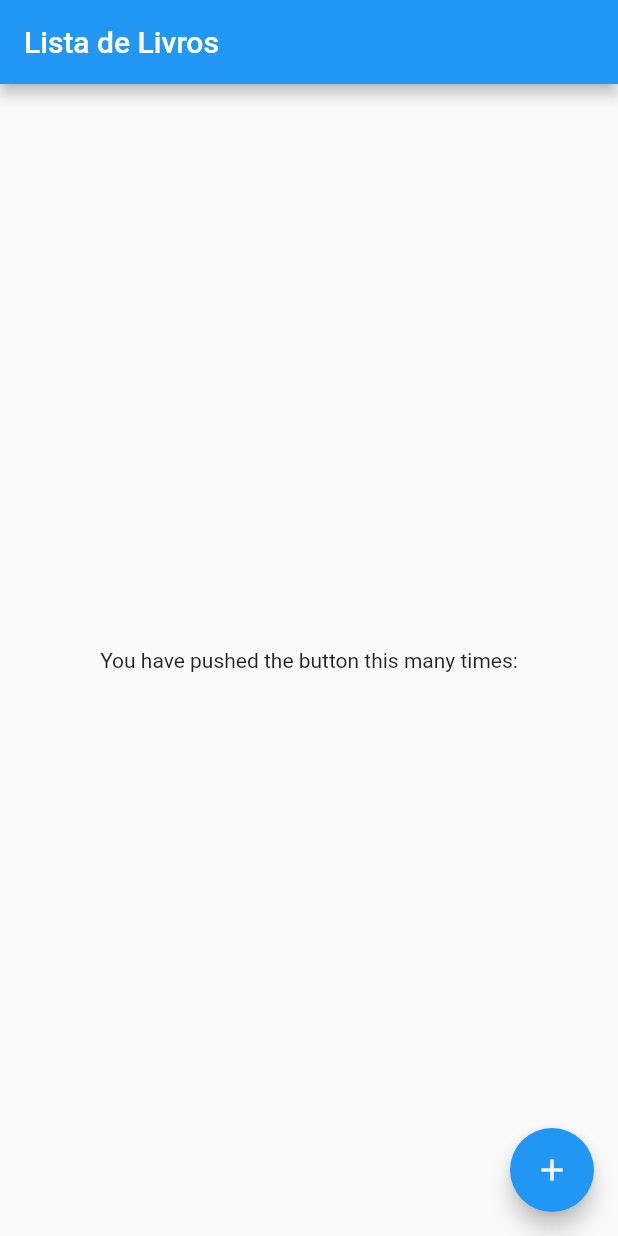
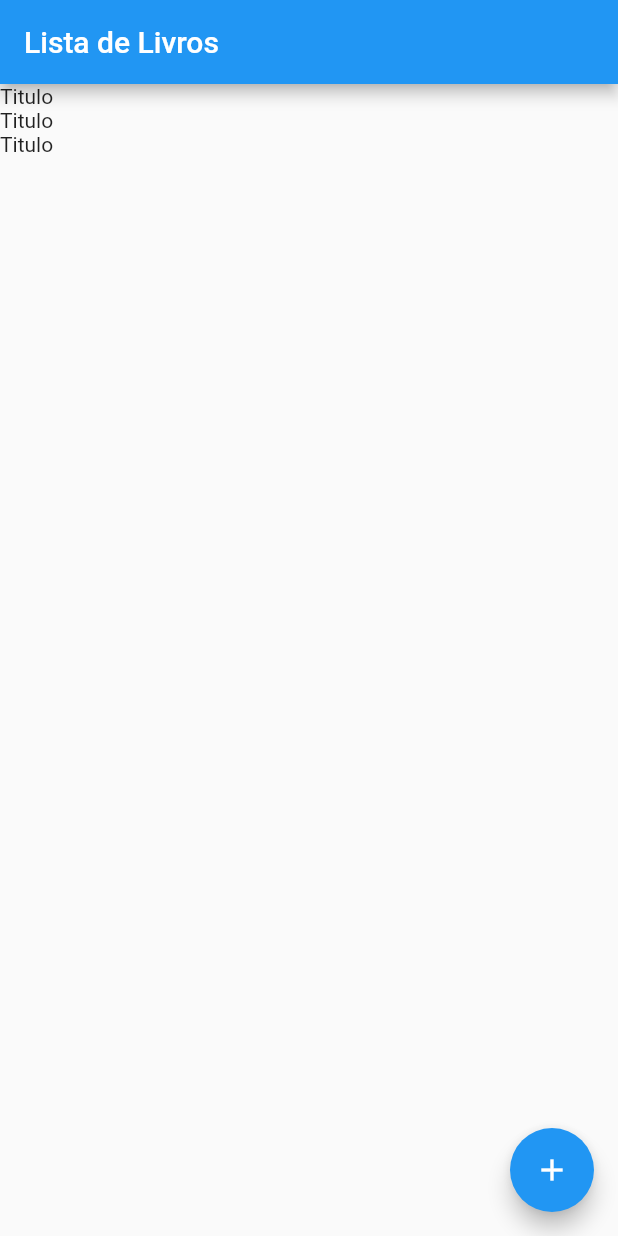
Before and after one commit to Leoxxid/onebitbook_client, a Flutter app: the screen it shows after launch, on a phone screen of 412 x 824 dp. Run offline on Flutter 3.47's test engine with Material 2 defaults, Android fonts, the phone set to English and light mode, and no system bars.

Commit message:
Feat: Retornando lista simples

```diff
--- a/lib/screens/BookListScreen.dart
+++ b/lib/screens/BookListScreen.dart
@@ -16,6 +16,16 @@ class BookListScreen extends StatelessWidget {
     );
   }
 
+  buildListOfBooks(context) {
+    return ListView(
+      children: <Widget>[
+        Text("Titulo"),
+        Text("Titulo"),
+        Text("Titulo"),
+      ],
+    );
+  }
+
   @override
   @override
   Widget build(BuildContext context) {
@@ -23,16 +33,7 @@ class BookListScreen extends StatelessWidget {
       appBar: AppBar(
         title: Text(titleScreen),
       ),
-      body: Center(
-        child: Column(
-          mainAxisAlignment: MainAxisAlignment.center,
-          children: <Widget>[
-            Text(
-              'You have pushed the button this many times:',
-            ),
-          ],
-        ),
-      ),
+      body: Center(child: buildListOfBooks(context)),
       floatingActionButton: buildFloatButtonRegisterBook(context),
     );
   }
```
